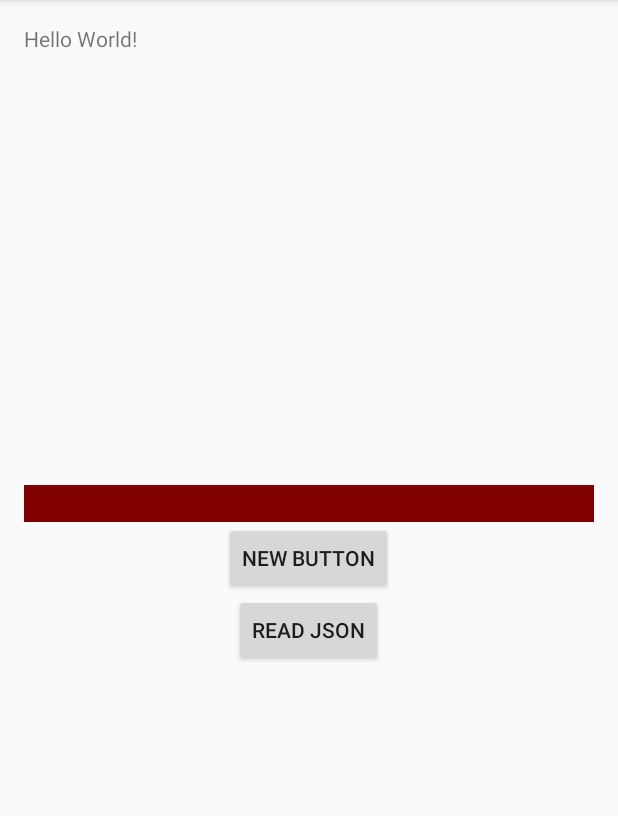
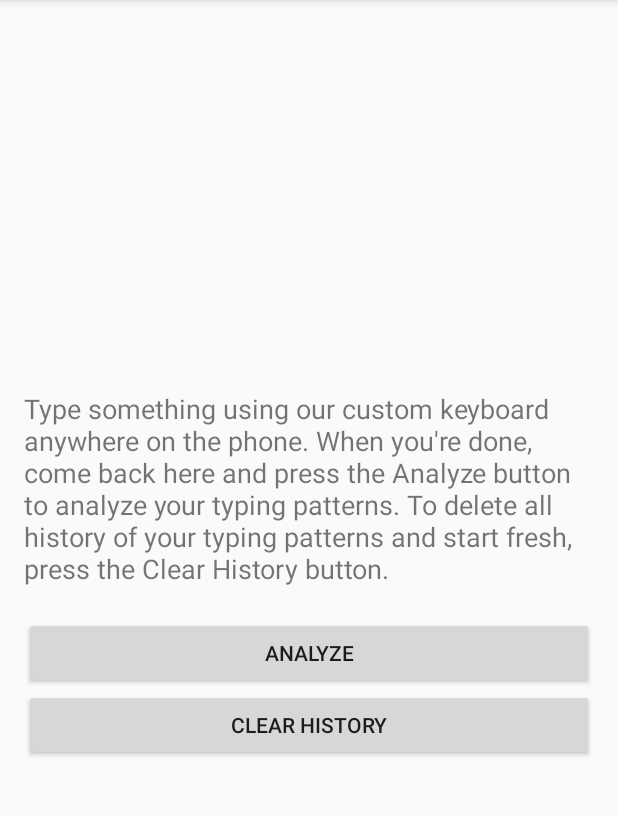
Before and after one commit to djone110/Client, an Android app: the screen it shows after launch (MainActivity), on a phone screen of 412 x 824 dp, the part 84-900 px from its top. Run offline under Robolectric (Android 15) with nearby library versions, the phone set to English and light mode, and no system bars.

Commit message:
rework mainactivity

```diff
--- a/app/src/main/AndroidManifest.xml
+++ b/app/src/main/AndroidManifest.xml
@@ -65,7 +65,9 @@
         <service
             android:name=".probes.networkUsage"
             android:enabled="true"
-            android:exported="true"></service>
+            android:exported="true" />
+
+        <activity android:name=".main.AnalyzeResults"></activity>
     </application>
 
 </manifest>
--- a/app/src/main/java/com/teamawesome/client/main/MainActivity.java
+++ b/app/src/main/java/com/teamawesome/client/main/MainActivity.java
@@ -18,64 +18,18 @@ import com.teamawesome.client.R;
 
 public class MainActivity extends AppCompatActivity {
 
-    Button button ;
-    Button jsonButton;
-    EditText editText;
-    String name;
-
     @Override
     protected void onCreate(Bundle savedInstanceState) {
-
-            super.onCreate(savedInstanceState);
-            setContentView(R.layout.activity_main);
-
-            editText = (EditText) findViewById(R.id.editText);
-            button = (Button) findViewById(R.id.button);
-            jsonButton = (Button) findViewById(R.id.jsonButton);
-            int permissionLoc = ContextCompat.checkSelfPermission(this,
-                Manifest.permission.ACCESS_COARSE_LOCATION);
-             int permissionUsage = ContextCompat.checkSelfPermission(this,
-                Manifest.permission.PACKAGE_USAGE_STATS);
-
-            if (permissionUsage != PackageManager.PERMISSION_GRANTED) {
-                startActivity(new Intent(Settings.ACTION_USAGE_ACCESS_SETTINGS));
-                Toast.makeText(MainActivity.this, "We need Usage permission please. :)", Toast.LENGTH_SHORT).show();
-            }
-
-            if (permissionLoc != PackageManager.PERMISSION_GRANTED){
-                startActivity(new Intent(Settings.ACTION_MANAGE_APPLICATIONS_SETTINGS));
-                Toast.makeText(MainActivity.this, "Location permissions would be gr8!", Toast.LENGTH_SHORT).show();
-            }
-            Toast.makeText(MainActivity.this, "Please enter your name.", Toast.LENGTH_SHORT).show();
-
-            button.setOnTouchListener(new View.OnTouchListener() {
-                @Override
-                public boolean onTouch(View v, MotionEvent event) {
-                    name = editText.getText().toString();
-                    if(name.length() == 0){
-                        Toast.makeText(MainActivity.this, "HEY! ENTER YOUR NAME.", Toast.LENGTH_SHORT).show();
-                    }
-                    else{
-                        Toast.makeText(MainActivity.this, name + " is a great name!", Toast.LENGTH_SHORT).show();
-                    }
-
-
-                    return false;
-                }
-            });
-
-        jsonButton.setOnTouchListener(new View.OnTouchListener() {
-            @Override
-            public boolean onTouch(View v, MotionEvent event) {
-            Intent i = new Intent();
-                return false;
-            }
-        });
-
-
+        super.onCreate(savedInstanceState);
+        setContentView(R.layout.activity_main);
     }
 
+    public void analyze(View v) {
+        Intent i = new Intent(this, AnalyzeResults.class);
+        startActivity(i);
+    }
 
-
-
+    public void clearHistory(View v) {
+        Toast.makeText(this, R.string.notImplementedYet, Toast.LENGTH_SHORT).show();
+    }
 }
--- a/app/src/main/res/layout/activity_main.xml
+++ b/app/src/main/res/layout/activity_main.xml
@@ -9,11 +9,6 @@
     android:paddingTop="@dimen/activity_vertical_margin"
     tools:context=".main.MainActivity">
 
-    <TextView
-        android:layout_width="wrap_content"
-        android:layout_height="wrap_content"
-        android:text="Hello World!" />
-
     <LinearLayout
         android:orientation="vertical"
         android:layout_width="match_parent"
@@ -22,26 +17,26 @@
         android:layout_centerHorizontal="true"
         android:gravity="center_vertical">
 
-        <EditText
+        <TextView
             android:layout_width="match_parent"
             android:layout_height="wrap_content"
-            android:id="@+id/editText"
-            android:layout_gravity="center_horizontal"
-            android:autoText="false"
-            android:background="#800000" />
+            android:id="@+id/textView"
+            android:text="@string/mainActivityText"
+            android:textSize="18sp"
+            android:layout_marginBottom="20dp" />
 
         <Button
-            android:layout_width="wrap_content"
+            android:text="Analyze"
+            android:layout_width="match_parent"
             android:layout_height="wrap_content"
-            android:text="New Button"
             android:id="@+id/button"
-            android:layout_gravity="center_horizontal" />
+            android:onClick="analyze" />
 
         <Button
-            android:layout_width="wrap_content"
+            android:text="Clear History"
+            android:layout_width="match_parent"
             android:layout_height="wrap_content"
-            android:text="Read JSON"
-            android:id="@+id/jsonButton"
-            android:layout_gravity="center_horizontal" />
+            android:id="@+id/button2"
+            android:onClick="clearHistory" />
     </LinearLayout>
 </RelativeLayout>
--- a/app/src/main/res/values/strings.xml
+++ b/app/src/main/res/values/strings.xml
@@ -2,4 +2,6 @@
     <string name="app_name">Client</string>
     <string name="type_speedo">typeSpeedo</string>
     <string name="sybtype_en_US">subtype_en_US</string>
+    <string name="mainActivityText">Type something using our custom keyboard anywhere on the phone. When you\'re done, come back here and press the Analyze button to analyze your typing patterns. To delete all history of your typing patterns and start fresh, press the Clear History button.</string>
+    <string name="notImplementedYet">Not implemented yet</string>
 </resources>
```
Also changed, not shown: app/src/main/java/com/teamawesome/client/MainActivity.java (deleted, +0 -62 lines), app/src/main/java/com/teamawesome/client/Utils.java (deleted, +0 -26 lines), app/src/main/java/com/teamawesome/client/main/AnalyzeResults.java (added, +15 -0 lines), app/src/main/res/layout/activity_analyze_results.xml (added, +24 -0 lines).
